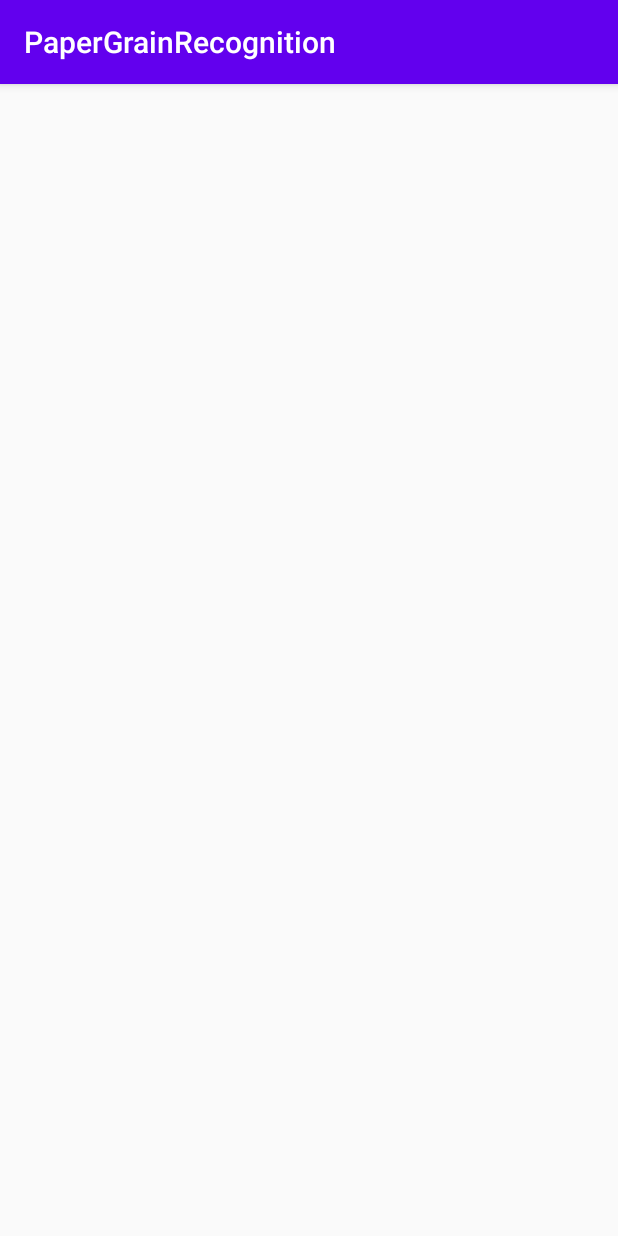
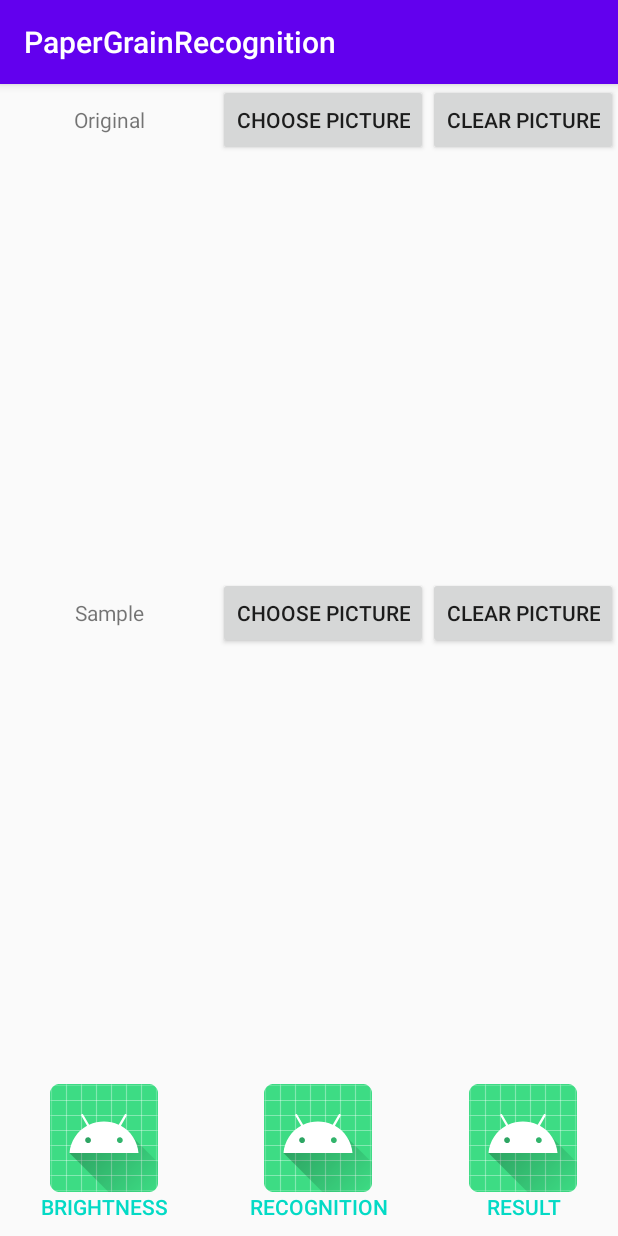
Before and after one commit to shiyishiaa/PaperGrainRecognition, an Android app: the screen it shows after launch (Recognition before the commit, recognition after it), on a phone screen of 412 x 824 dp. Run offline under Robolectric (Android 15) with nearby library versions, the phone set to English and light mode, and no system bars.

Commit message:
Layout for recognition.xml

```diff
--- a/app/src/main/AndroidManifest.xml
+++ b/app/src/main/AndroidManifest.xml
@@ -10,7 +10,7 @@
         android:roundIcon="@mipmap/ic_launcher_round"
         android:supportsRtl="true"
         android:theme="@style/AppTheme">
-        <activity android:name=".Recognition">
+        <activity android:name=".recognition">
             <intent-filter>
                 <action android:name="android.intent.action.MAIN" />
 
--- a/app/src/main/java/com/grain/papergrainrecognition/Recognition.java
+++ b/app/src/main/java/com/grain/papergrainrecognition/recognition.java
@@ -4,11 +4,11 @@ import androidx.appcompat.app.AppCompatActivity;
 
 import android.os.Bundle;
 
-public class Recognition extends AppCompatActivity {
+public class recognition extends AppCompatActivity {
 
     @Override
     protected void onCreate(Bundle savedInstanceState) {
         super.onCreate(savedInstanceState);
-        setContentView(R.layout.Recognition);
+        setContentView(R.layout.recognition);
     }
 }
--- a/app/src/main/res/layout/recognition.xml
+++ b/app/src/main/res/layout/recognition.xml
@@ -4,15 +4,139 @@
     xmlns:tools="http://schemas.android.com/tools"
     android:layout_width="match_parent"
     android:layout_height="match_parent"
-    tools:context=".Recognition">
+    tools:context=".recognition"
+    tools:ignore="NestedWeights">
 
-    <TextView
-        android:layout_width="wrap_content"
-        android:layout_height="wrap_content"
-        android:text="Hello World!"
+    <LinearLayout
+        android:layout_width="match_parent"
+        android:layout_height="match_parent"
+        android:orientation="vertical"
         app:layout_constraintBottom_toBottomOf="parent"
-        app:layout_constraintLeft_toLeftOf="parent"
-        app:layout_constraintRight_toRightOf="parent"
-        app:layout_constraintTop_toTopOf="parent" />
+        app:layout_constraintEnd_toEndOf="parent"
+        app:layout_constraintStart_toStartOf="parent"
+        app:layout_constraintTop_toTopOf="parent">
+
+        <LinearLayout
+            android:id="@+id/OriginalFunctionsLayout"
+            android:layout_width="match_parent"
+            android:layout_height="wrap_content"
+            android:layout_weight="0">
+
+            <TextView
+                android:id="@+id/labelOriginalPicture"
+                android:layout_width="0dp"
+                android:layout_height="match_parent"
+                android:layout_weight="1"
+                android:gravity="center"
+                android:text="@string/Original" />
+
+            <Button
+                android:id="@+id/btnOrginalChoosePicture"
+                android:layout_width="wrap_content"
+                android:layout_height="wrap_content"
+                android:gravity="center"
+                android:text="@string/ChoosePicture" />
+
+            <Button
+                android:id="@+id/btnOrginalClearPicture"
+                android:layout_width="wrap_content"
+                android:layout_height="wrap_content"
+                android:gravity="center"
+                android:text="@string/ClearPicture" />
+        </LinearLayout>
+
+        <ImageView
+            android:id="@+id/imgOriginalPicture"
+            android:layout_width="wrap_content"
+            android:layout_height="match_parent"
+            android:layout_gravity="center"
+            android:layout_weight="1"
+            android:contentDescription="@string/Original"
+            tools:src="@tools:sample/avatars" />
+
+        <LinearLayout
+            android:id="@+id/SampleFunctionsLayout"
+            android:layout_width="match_parent"
+            android:layout_height="wrap_content"
+            android:layout_weight="0">
+
+            <TextView
+                android:id="@+id/labelSamplePicture"
+                android:layout_width="0dp"
+                android:layout_height="match_parent"
+                android:layout_weight="1"
+                android:gravity="center"
+                android:text="@string/Sample" />
+
+            <Button
+                android:id="@+id/btnSampleChoosePicture"
+                android:layout_width="wrap_content"
+                android:layout_height="wrap_content"
+                android:layout_weight="0"
+                android:gravity="center"
+                android:text="@string/ChoosePicture" />
+
+            <Button
+                android:id="@+id/btnSampleClearPicture"
+                android:layout_width="wrap_content"
+                android:layout_height="wrap_content"
+                android:layout_weight="0"
+                android:gravity="center"
+                android:text="@string/ClearPicture" />
+        </LinearLayout>
+
+        <ImageView
+            android:id="@+id/imgSamplePicture"
+            android:layout_width="wrap_content"
+            android:layout_height="match_parent"
+            android:layout_gravity="center"
+            android:layout_weight="1"
+            android:contentDescription="@string/Sample"
+            tools:src="@tools:sample/avatars" />
+
+        <LinearLayout
+            android:id="@+id/MenuLayout"
+            android:layout_width="match_parent"
+            android:layout_height="wrap_content"
+            android:orientation="horizontal">
+
+            <Button
+                android:id="@+id/btnBrightness"
+                style="?android:attr/buttonBarButtonStyle"
+                android:layout_width="wrap_content"
+                android:layout_height="wrap_content"
+                android:layout_gravity="center"
+                android:layout_weight="1"
+                android:drawableTop="@mipmap/ic_launcher"
+                android:gravity="center|center_horizontal"
+                android:text="@string/btnBrightness"
+                app:layout_constraintBottom_toTopOf="@+id/OriginalFunctionsLayout" />
+
+            <Button
+                android:id="@+id/btnRecognition"
+                style="?android:attr/buttonBarButtonStyle"
+                android:layout_width="wrap_content"
+                android:layout_height="wrap_content"
+                android:layout_gravity="center"
+                android:layout_weight="1"
+                android:drawableTop="@mipmap/ic_launcher"
+                android:gravity="center|center_horizontal"
+                android:text="@string/btnRecognition"
+                app:layout_constraintBottom_toTopOf="@+id/OriginalFunctionsLayout" />
+
+            <Button
+                android:id="@+id/btnResult"
+                style="?android:attr/buttonBarButtonStyle"
+                android:layout_width="wrap_content"
+                android:layout_height="wrap_content"
+                android:layout_gravity="center"
+                android:layout_weight="1"
+                android:drawableTop="@mipmap/ic_launcher"
+                android:gravity="center|center_horizontal"
+                android:text="@string/btnResult"
+                app:layout_constraintBottom_toTopOf="@+id/OriginalFunctionsLayout" />
+        </LinearLayout>
+
+    </LinearLayout>
 
 </androidx.constraintlayout.widget.ConstraintLayout>
--- a/app/src/main/res/values/strings.xml
+++ b/app/src/main/res/values/strings.xml
@@ -1,3 +1,10 @@
 <resources>
     <string name="app_name">PaperGrainRecognition</string>
+    <string name="Original">Original</string>
+    <string name="ChoosePicture">Choose Picture</string>
+    <string name="ClearPicture">Clear Picture</string>
+    <string name="Sample">Sample</string>
+    <string name="btnBrightness">Brightness</string>
+    <string name="btnRecognition">Recognition</string>
+    <string name="btnResult">Result</string>
 </resources>
```
Also changed, not shown: 1 other file.
